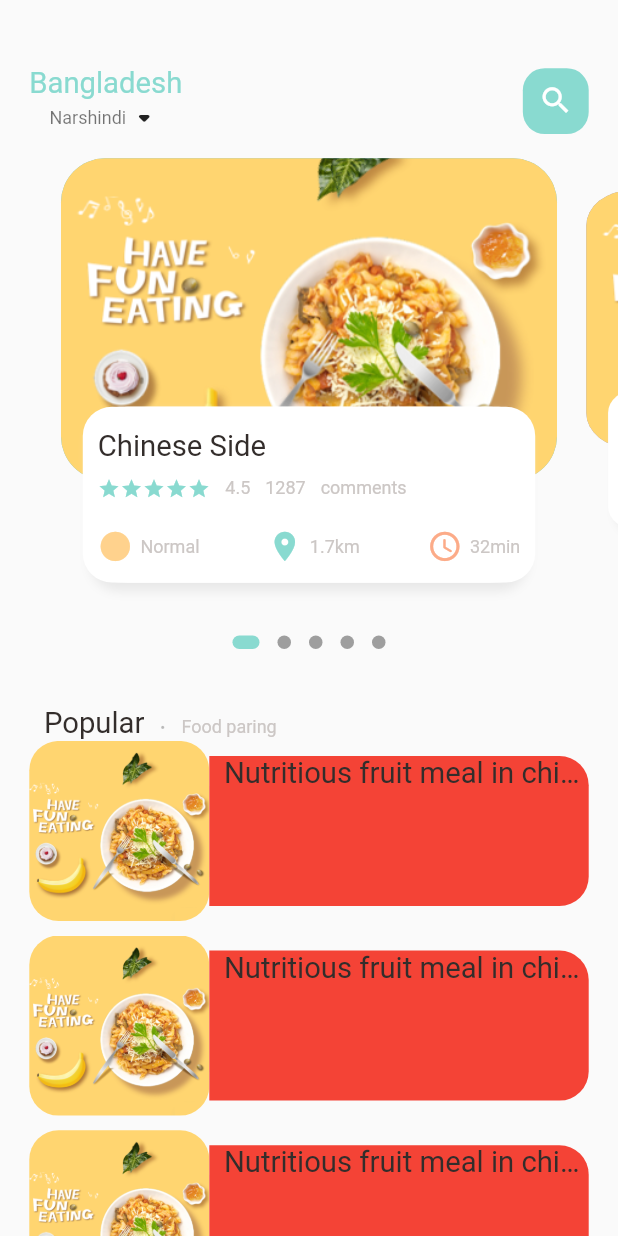
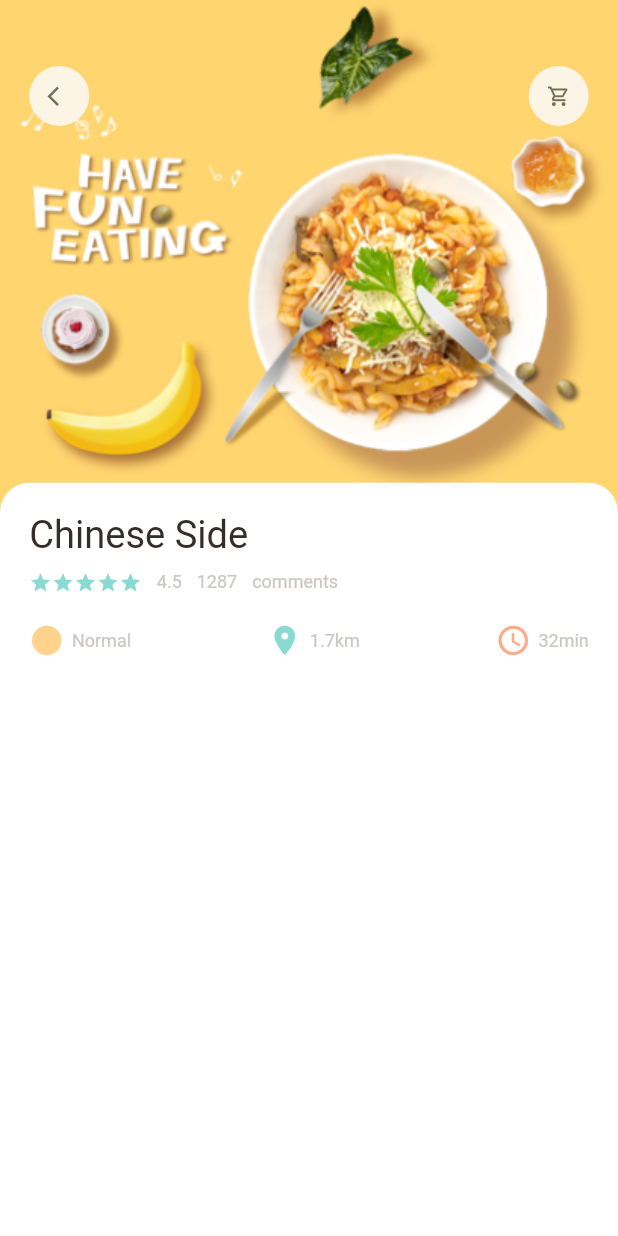
Before and after one commit to sadid369/food_delivery2, a Flutter app: the screen it shows after launch, on a phone screen of 412 x 824 dp. Run offline on Flutter 3.47's test engine with Material 2 defaults, Android fonts, the phone set to English and light mode, and no system bars; drawn by our look-alikes of dots_indicator; our stand-ins replace get.

Commit message:
Day-6 @ 3:46:27 @ 30/03/2022

```diff
--- a/lib/main.dart
+++ b/lib/main.dart
@@ -1,5 +1,7 @@
 import 'package:flutter/material.dart';
-import 'package:food_delivery2/home/main_food_page.dart';
+import 'package:food_delivery2/pages/food/popular_food_detail.dart';
+import 'package:food_delivery2/pages/home/main_food_page.dart';
+
 import 'package:get/get.dart';
 
 void main() {
@@ -18,7 +20,7 @@ class MyApp extends StatelessWidget {
       theme: ThemeData(
         primarySwatch: Colors.blue,
       ),
-      home: MainFoodPage(),
+      home: PopularFoodDetail(),
     );
   }
 }
--- /dev/null
+++ b/lib/pages/food/popular_food_detail.dart
@@ -0,0 +1,78 @@
+// ignore_for_file: prefer_const_constructors
+
+import 'package:flutter/material.dart';
+import 'package:food_delivery2/utils/colors.dart';
+import 'package:food_delivery2/utils/dimensions.dart';
+import 'package:food_delivery2/widgets/app_column.dart';
+import 'package:food_delivery2/widgets/app_icon.dart';
+import 'package:food_delivery2/widgets/big_text.dart';
+import 'package:food_delivery2/widgets/icon_and_text.dart';
+import 'package:food_delivery2/widgets/small_text.dart';
+
+class PopularFoodDetail extends StatelessWidget {
+  const PopularFoodDetail({Key? key}) : super(key: key);
+
+  @override
+  Widget build(BuildContext context) {
+    return Scaffold(
+      body: Stack(children: [
+        Positioned(
+          left: 0,
+          right: 0,
+          child: Container(
+            width: double.maxFinite,
+            height: Dimensions.popularFoodImgSize,
+            decoration: BoxDecoration(
+              image: DecorationImage(
+                fit: BoxFit.cover,
+                image: AssetImage('assets/image/food0.png'),
+              ),
+            ),
+          ),
+        ),
+        Positioned(
+          top: Dimensions.height45,
+          left: Dimensions.width20,
+          right: Dimensions.width20,
+          child: Row(
+            mainAxisAlignment: MainAxisAlignment.spaceBetween,
+            children: [
+              AppIcon(
+                icon: Icons.arrow_back_ios,
+              ),
+              AppIcon(
+                icon: Icons.shopping_cart_outlined,
+              ),
+            ],
+          ),
+        ),
+        Positioned(
+          left: 0,
+          right: 0,
+          bottom: 0,
+          top: Dimensions.popularFoodImgSize - 20,
+          child: Container(
+              padding: EdgeInsets.only(
+                left: Dimensions.width20,
+                right: Dimensions.width20,
+                top: Dimensions.height20,
+              ),
+              decoration: BoxDecoration(
+                borderRadius: BorderRadius.only(
+                  topRight: Radius.circular(
+                    Dimensions.radius20,
+                  ),
+                  topLeft: Radius.circular(
+                    Dimensions.radius20,
+                  ),
+                ),
+                color: Colors.white,
+              ),
+              child: AppColumn(
+                text: "Chinese Side",
+              )),
+        ),
+      ]),
+    );
+  }
+}
--- a/lib/home/food_page_body.dart
+++ b/lib/pages/home/food_page_body.dart
@@ -7,6 +7,7 @@ import 'package:flutter/material.dart';
 
 import 'package:food_delivery2/utils/colors.dart';
 import 'package:food_delivery2/utils/dimensions.dart';
+import 'package:food_delivery2/widgets/app_column.dart';
 import 'package:food_delivery2/widgets/big_text.dart';
 import 'package:food_delivery2/widgets/icon_and_text.dart';
 import 'package:food_delivery2/widgets/small_text.dart';
@@ -102,10 +103,10 @@ class _FoodPageBodyState extends State<FoodPageBody> {
           ),
         ),
         // List of food and images
-        Container(
-          height: 700,
-          child: ListView.builder(
+
+        ListView.builder(
             physics: NeverScrollableScrollPhysics(),
+            shrinkWrap: true,
             itemCount: 10,
             itemBuilder: (context, index) {
               return Container(
@@ -117,8 +118,8 @@ class _FoodPageBodyState extends State<FoodPageBody> {
                   children: [
                     // image Section
                     Container(
-                        width: 120,
-                        height: 120,
+                      width: Dimensions.listViewImgSize,
+                      height: Dimensions.listViewImgSize,
                       decoration: BoxDecoration(
                           borderRadius:
                               BorderRadius.circular(Dimensions.radius20),
@@ -130,7 +131,7 @@ class _FoodPageBodyState extends State<FoodPageBody> {
                     // text Container
                     Expanded(
                       child: Container(
-                          height: 100,
+                        height: Dimensions.listViewTextContSize,
                         width: double.infinity,
                         decoration: BoxDecoration(
                           borderRadius: BorderRadius.only(
@@ -141,15 +142,47 @@ class _FoodPageBodyState extends State<FoodPageBody> {
                               Dimensions.radius20,
                             ),
                           ),
-                              color: Colors.red),
+                          // color: Colors.red
+                        ),
                         child: Padding(
                           padding: EdgeInsets.only(
                             left: Dimensions.width10,
                           ),
                           child: Column(
+                            crossAxisAlignment: CrossAxisAlignment.start,
+                            mainAxisAlignment: MainAxisAlignment.center,
                             children: [
                               BigText(
-                                  text: "Nutritious fruit meal in china",
+                                text:
+                                    "Nutritious fruit meal in china...........",
+                              ),
+                              SizedBox(
+                                height: Dimensions.height10,
+                              ),
+                              SmallText(text: "With chiese characrteristic"),
+                              SizedBox(
+                                height: Dimensions.height10,
+                              ),
+                              Row(
+                                mainAxisAlignment:
+                                    MainAxisAlignment.spaceBetween,
+                                children: [
+                                  IconAndTextWidget(
+                                    icon: Icons.circle_sharp,
+                                    text: "Normal",
+                                    iconColor: AppColors.iconColor1,
+                                  ),
+                                  IconAndTextWidget(
+                                    icon: Icons.location_on,
+                                    text: "1.7km",
+                                    iconColor: AppColors.mainColor,
+                                  ),
+                                  IconAndTextWidget(
+                                    icon: Icons.access_time_rounded,
+                                    text: "32min",
+                                    iconColor: AppColors.iconColor2,
+                                  ),
+                                ],
                               ),
                             ],
                           ),
@@ -160,7 +193,6 @@ class _FoodPageBodyState extends State<FoodPageBody> {
                 ),
               );
             }),
-        ),
       ],
     );
   }
@@ -247,64 +279,8 @@ class _FoodPageBodyState extends State<FoodPageBody> {
                   left: 5,
                   right: 5,
                 ),
-                child: Column(
-                  crossAxisAlignment: CrossAxisAlignment.start,
-                  children: [
-                    BigText(text: "Chinese Side"),
-                    SizedBox(
-                      height: Dimensions.height10,
-                    ),
-                    Row(
-                      crossAxisAlignment: CrossAxisAlignment.start,
-                      children: [
-                        Wrap(
-                          children: List.generate(
-                            5,
-                            (index) => Icon(
-                              Icons.star,
-                              color: AppColors.mainColor,
-                              size: 15,
-                            ),
-                          ),
-                        ),
-                        SizedBox(
-                          width: 10,
-                        ),
-                        SmallText(text: "4.5"),
-                        SizedBox(
-                          width: 10,
-                        ),
-                        SmallText(text: "1287"),
-                        SizedBox(
-                          width: 10,
-                        ),
-                        SmallText(text: "comments")
-                      ],
-                    ),
-                    SizedBox(
-                      height: Dimensions.height20,
-                    ),
-                    Row(
-                      mainAxisAlignment: MainAxisAlignment.spaceBetween,
-                      children: [
-                        IconAndTextWidget(
-                          icon: Icons.circle_sharp,
-                          text: "Normal",
-                          iconColor: AppColors.iconColor1,
-                        ),
-                        IconAndTextWidget(
-                          icon: Icons.location_on,
-                          text: "1.7km",
-                          iconColor: AppColors.mainColor,
-                        ),
-                        IconAndTextWidget(
-                          icon: Icons.access_time_rounded,
-                          text: "32min",
-                          iconColor: AppColors.iconColor2,
-                        ),
-                      ],
-                    )
-                  ],
+                child: AppColumn(
+                  text: "Chinese side",
                 ),
               ),
             ),
--- a/lib/home/main_food_page.dart
+++ b/lib/pages/home/main_food_page.dart
@@ -1,7 +1,8 @@
 // ignore_for_file: prefer_const_literals_to_create_immutables, avoid_unnecessary_containers, prefer_const_constructors
 
 import 'package:flutter/material.dart';
-import 'package:food_delivery2/home/food_page_body.dart';
+import 'package:food_delivery2/pages/home/food_page_body.dart';
+
 import 'package:food_delivery2/utils/colors.dart';
 import 'package:food_delivery2/utils/dimensions.dart';
 import 'package:food_delivery2/widgets/big_text.dart';
--- a/lib/utils/dimensions.dart
+++ b/lib/utils/dimensions.dart
@@ -19,12 +19,21 @@ class Dimensions {
   static double width20 = screenHeight / 42.2;
   static double width30 = screenHeight / 28.13;
   static double width45 = screenHeight / 18.76;
-
+  // font size
   static double font20 = screenHeight / 42.2;
+  static double font26 = screenHeight / 32.46;
+  // radius
   static double radius20 = screenHeight / 42.2;
   static double radius15 = screenHeight / 56.27;
   static double radius30 = screenHeight / 28.13;
 
   //icone size
   static double iconeSize24 = screenHeight / 35.17;
+  static double iconeSize16 = screenHeight / 52.75;
+  // list view size
+  static double listViewImgSize = screenWidth / 3.25;
+  static double listViewTextContSize = screenWidth / 3.9;
+
+  // popular Food
+  static double popularFoodImgSize = screenHeight / 2.41;
 }
--- /dev/null
+++ b/lib/widgets/app_column.dart
@@ -0,0 +1,82 @@
+// ignore_for_file: prefer_const_constructors, use_key_in_widget_constructors
+
+import 'package:flutter/material.dart';
+
+import 'package:food_delivery2/utils/colors.dart';
+import 'package:food_delivery2/utils/dimensions.dart';
+import 'package:food_delivery2/widgets/big_text.dart';
+import 'package:food_delivery2/widgets/icon_and_text.dart';
+import 'package:food_delivery2/widgets/small_text.dart';
+
+class AppColumn extends StatelessWidget {
+  final String text;
+  const AppColumn({
+    required this.text,
+  });
+
+  @override
+  Widget build(BuildContext context) {
+    return Column(
+      crossAxisAlignment: CrossAxisAlignment.start,
+      children: [
+        BigText(
+          text: text,
+          size: Dimensions.font26,
+        ),
+        SizedBox(
+          height: Dimensions.height10,
+        ),
+        Row(
+          crossAxisAlignment: CrossAxisAlignment.start,
+          children: [
+            Wrap(
+              children: List.generate(
+                5,
+                (index) => Icon(
+                  Icons.star,
+                  color: AppColors.mainColor,
+                  size: 15,
+                ),
+              ),
+            ),
+            SizedBox(
+              width: 10,
+            ),
+            SmallText(text: "4.5"),
+            SizedBox(
+              width: 10,
+            ),
+            SmallText(text: "1287"),
+            SizedBox(
+              width: 10,
+            ),
+            SmallText(text: "comments")
+          ],
+        ),
+        SizedBox(
+          height: Dimensions.height20,
+        ),
+        Row(
+          mainAxisAlignment: MainAxisAlignment.spaceBetween,
+          children: [
+            IconAndTextWidget(
+              icon: Icons.circle_sharp,
+              text: "Normal",
+              iconColor: AppColors.iconColor1,
+            ),
+            IconAndTextWidget(
+              icon: Icons.location_on,
+              text: "1.7km",
+              iconColor: AppColors.mainColor,
+            ),
+            IconAndTextWidget(
+              icon: Icons.access_time_rounded,
+              text: "32min",
+              iconColor: AppColors.iconColor2,
+            ),
+          ],
+        ),
+      ],
+    );
+  }
+}
--- /dev/null
+++ b/lib/widgets/app_icon.dart
@@ -0,0 +1,32 @@
+import 'package:flutter/material.dart';
+import 'package:food_delivery2/utils/dimensions.dart';
+
+class AppIcon extends StatelessWidget {
+  final IconData icon;
+  final Color backgroundColor;
+  final Color iconColor;
+  final double size;
+  AppIcon({
+    required this.icon,
+    this.backgroundColor = const Color(0xFFfcf4e4),
+    this.iconColor = const Color(0xFF756d54),
+    this.size = 40,
+  });
+
+  @override
+  Widget build(BuildContext context) {
+    return Container(
+      width: size,
+      height: size,
+      decoration: BoxDecoration(
+        borderRadius: BorderRadius.circular(size / 2),
+        color: backgroundColor,
+      ),
+      child: Icon(
+        icon,
+        color: iconColor,
+        size: Dimensions.iconeSize16,
+      ),
+    );
+  }
+}
```
Lines whose indentation alone changed are shown as unchanged.
